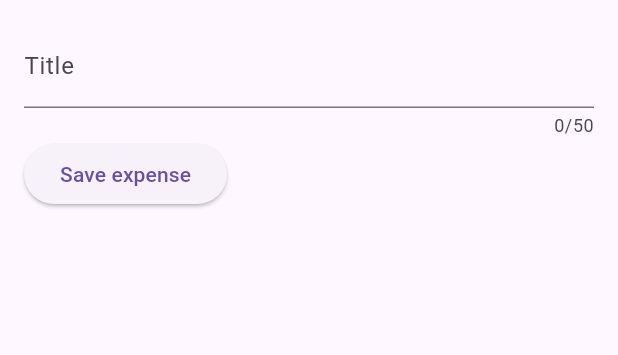
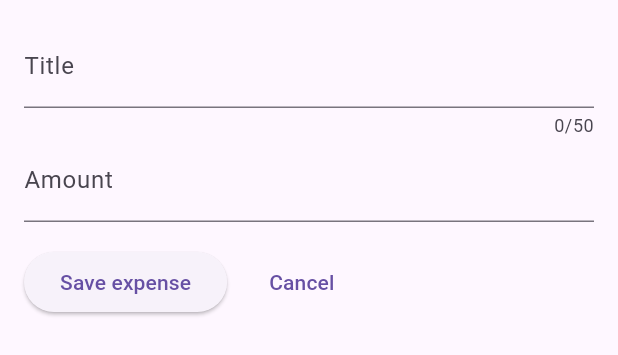
Before and after one commit to AdrianKnapp/finance-app, a Flutter app: the NewExpense widget shown alone on an empty page, opened directly, after a tap on "Save expense", on a phone screen of 412 x 824 dp. Shown: the top 355 px of the screen. Run offline on Flutter 3.47's test engine with Material 3 defaults, Android fonts, the phone set to English and light mode, and no system bars.

Commit message:
feat(expenses): added cancel button

```diff
--- a/lib/widgets/new_expense.dart
+++ b/lib/widgets/new_expense.dart
@@ -10,10 +10,14 @@ class NewExpense extends StatefulWidget {
 }
 
 class _NewExpenseState extends State<NewExpense> {
-  var _enteredTitle = '';
+  final _titleController = TextEditingController();
+  final _amountController = TextEditingController();
 
-  void _saveTitleInput(String input) {
-    _enteredTitle = input;
+  @override
+  void dispose() {
+    _titleController.dispose();
+    _amountController.dispose();
+    super.dispose();
   }
 
   @override
@@ -23,19 +27,37 @@ class _NewExpenseState extends State<NewExpense> {
         child: Column(
           children: [
             TextField(
-              onChanged: _saveTitleInput,
+              controller: _titleController,
               maxLength: 50,
               decoration: InputDecoration(
                 label: Text('Title'),
               ),
             ),
+            TextField(
+              controller: _amountController,
+              keyboardType: TextInputType.number,
+              decoration: InputDecoration(
+                label: Text('Amount'),
+                prefixText: '\$',
+              ),
+            ),
+            const SizedBox(height: 16),
             Row(
               children: [
                 ElevatedButton(
                   onPressed: () {
-                    print(_enteredTitle);
+                    print(_titleController.text);
                   },
                   child: Text('Save expense'),
+                ),
+                const SizedBox(
+                  width: 16,
+                ),
+                TextButton(
+                  onPressed: () {
+                    Navigator.pop(context);
+                  },
+                  child: Text('Cancel'),
                 )
               ],
             )
```
